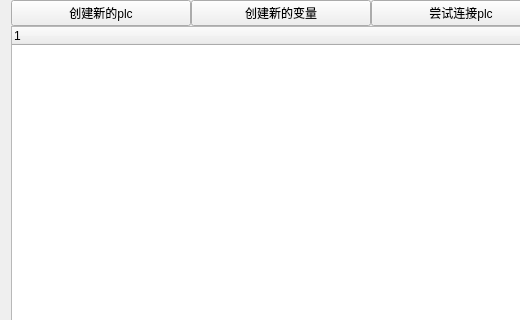
First picture: the form in ConsoleApplication1/initproject.ui, repository cj1106620946/fuduji_plc_ai, before the edit; both pictures show x 0 to 520 and y 0 to 320 of the 742 by 529 pixel window.
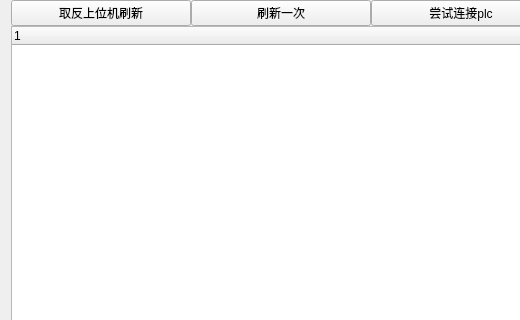
Second picture: the form after the edit.

Diff of the .ui file:
```diff
--- a/ConsoleApplication1/initproject.ui
+++ b/ConsoleApplication1/initproject.ui
@@ -41,14 +41,14 @@
       <item>
        <widget class="QPushButton" name="con1">
         <property name="text">
-         <string>创建新的plc</string>
+         <string>取反上位机刷新</string>
         </property>
        </widget>
       </item>
       <item>
        <widget class="QPushButton" name="con2">
         <property name="text">
-         <string>创建新的变量</string>
+         <string>刷新一次</string>
         </property>
        </widget>
       </item>
```
Left out of the diff: 8 changed lines with no effect on the pictures.
